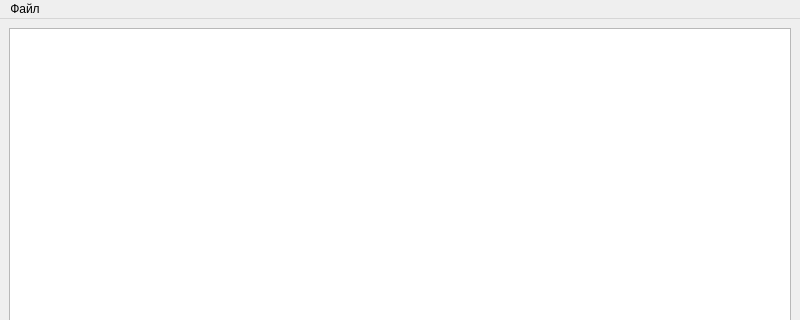
This is apps/money_manager/src/currencywindow.ui in petr-panteleyev/cpp as Qt 5 draws it before an edit; both pictures show x 0 to 800 and y 0 to 320 of the 800 by 600 pixel window. The edited form follows.
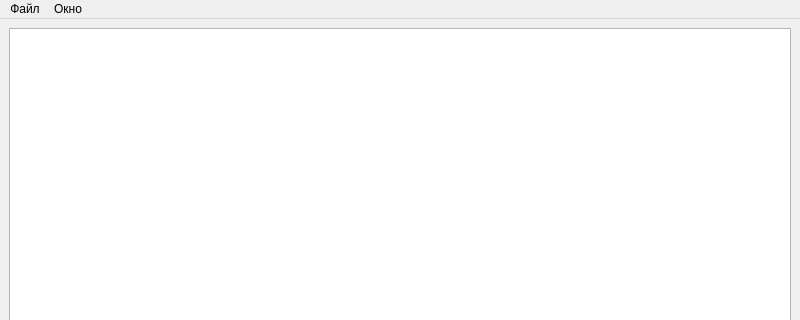
This is the edited form.

Patch:
```diff
--- a/apps/money_manager/src/currencywindow.ui
+++ b/apps/money_manager/src/currencywindow.ui
@@ -42,7 +42,13 @@
     </property>
     <addaction name="actionClose"/>
    </widget>
+   <widget class="QMenu" name="menuWindow">
+    <property name="title">
+     <string>Окно</string>
+    </property>
+   </widget>
    <addaction name="menuFile"/>
+   <addaction name="menuWindow"/>
   </widget>
   <action name="actionClose">
    <property name="text">
```
